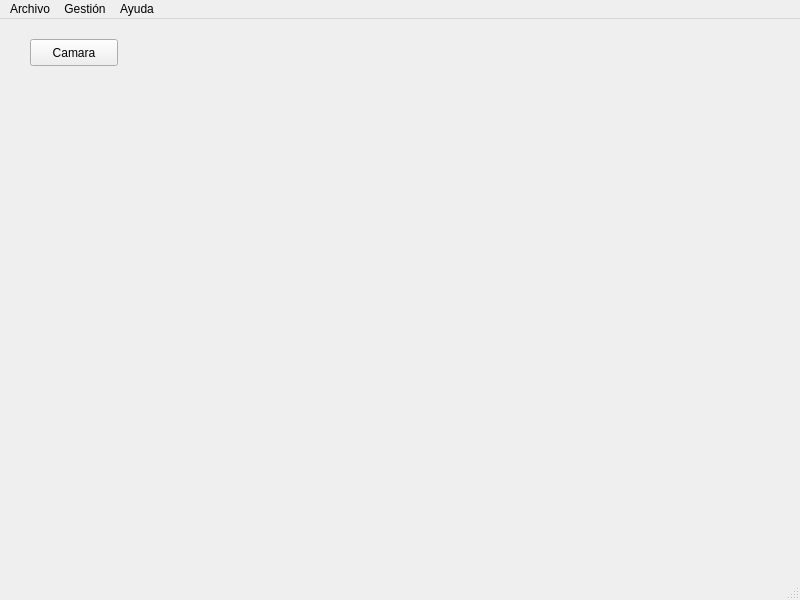
First picture: the form in ligafutbol/gui/main.ui, repository matuu/ligadefutbol, before the edit.
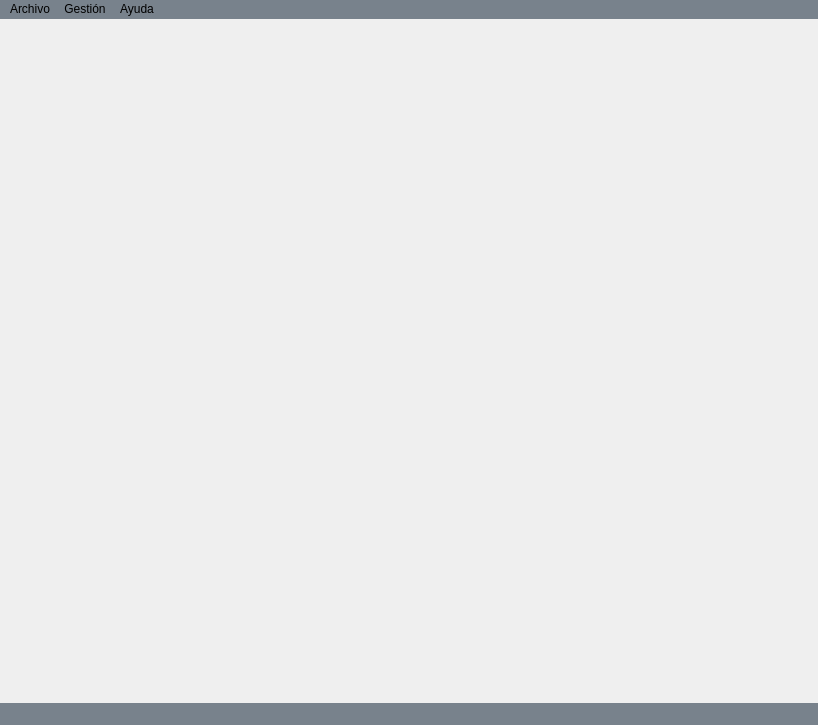
Second picture: the form after the edit. Icons and pictures are not drawn.

The edit to the form file:
```diff
--- a/ligafutbol/gui/main.ui
+++ b/ligafutbol/gui/main.ui
@@ -9,8 +9,8 @@
    <rect>
     <x>0</x>
     <y>0</y>
-    <width>800</width>
-    <height>600</height>
+    <width>818</width>
+    <height>725</height>
    </rect>
   </property>
   <property name="windowTitle">
@@ -22,55 +22,47 @@
   <property name="styleSheet">
    <string notr="true">background-image: url(:/images/asserts/pattern.png);</string>
   </property>
-  <widget class="QWidget" name="centralwidget">
-   <widget class="QPushButton" name="openCamera">
-    <property name="geometry">
-     <rect>
-      <x>30</x>
-      <y>20</y>
-      <width>88</width>
-      <height>27</height>
-     </rect>
-    </property>
-    <property name="text">
-     <string>Camara</string>
-    </property>
-   </widget>
-   <widget class="QWidget" name="verticalLayoutWidget">
-    <property name="geometry">
-     <rect>
-      <x>0</x>
-      <y>50</y>
-      <width>791</width>
-      <height>361</height>
-     </rect>
-    </property>
-    <layout class="QVBoxLayout" name="main_layout" stretch="">
-     <property name="spacing">
-      <number>10</number>
-     </property>
-     <property name="sizeConstraint">
-      <enum>QLayout::SetMaximumSize</enum>
-     </property>
-    </layout>
-   </widget>
-  </widget>
+  <widget class="QWidget" name="centralwidget"/>
   <widget class="QMenuBar" name="menubar">
    <property name="geometry">
     <rect>
      <x>0</x>
      <y>0</y>
-     <width>800</width>
+     <width>818</width>
      <height>25</height>
     </rect>
    </property>
+   <property name="autoFillBackground">
+    <bool>false</bool>
+   </property>
+   <property name="styleSheet">
+    <string notr="true">background-color: rgb(120, 130, 140);</string>
+   </property>
    <widget class="QMenu" name="menuArchivo">
+    <property name="enabled">
+     <bool>true</bool>
+    </property>
+    <property name="autoFillBackground">
+     <bool>false</bool>
+    </property>
+    <property name="styleSheet">
+     <string notr="true"/>
+    </property>
     <property name="title">
      <string>Archivo</string>
     </property>
     <addaction name="actionSalir"/>
    </widget>
    <widget class="QMenu" name="menuGesti_n">
+    <property name="enabled">
+     <bool>true</bool>
+    </property>
+    <property name="autoFillBackground">
+     <bool>false</bool>
+    </property>
+    <property name="styleSheet">
+     <string notr="true"/>
+    </property>
     <property name="title">
      <string>Gestión</string>
     </property>
@@ -78,6 +70,15 @@
     <addaction name="action_players_list"/>
    </widget>
    <widget class="QMenu" name="menuAyuda">
+    <property name="enabled">
+     <bool>true</bool>
+    </property>
+    <property name="autoFillBackground">
+     <bool>false</bool>
+    </property>
+    <property name="styleSheet">
+     <string notr="true"/>
+    </property>
     <property name="title">
      <string>Ayuda</string>
     </property>
@@ -87,7 +88,14 @@
    <addaction name="menuGesti_n"/>
    <addaction name="menuAyuda"/>
   </widget>
-  <widget class="QStatusBar" name="statusbar"/>
+  <widget class="QStatusBar" name="statusbar">
+   <property name="enabled">
+    <bool>true</bool>
+   </property>
+   <property name="styleSheet">
+    <string notr="true">background-color: rgb(120, 130, 140);</string>
+   </property>
+  </widget>
   <action name="actionSalir">
    <property name="text">
     <string>Salir</string>
```
Left out of the diff: 6 changed lines with no effect on the pictures.
